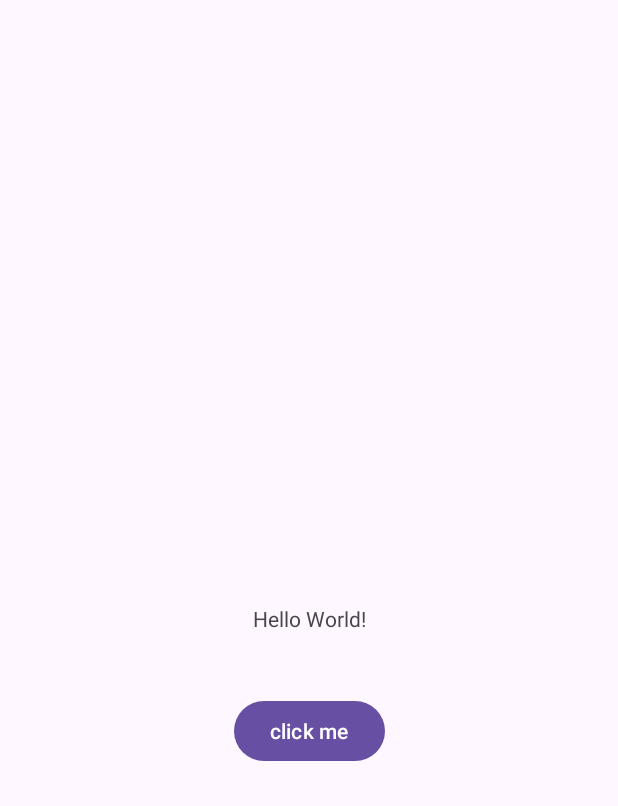
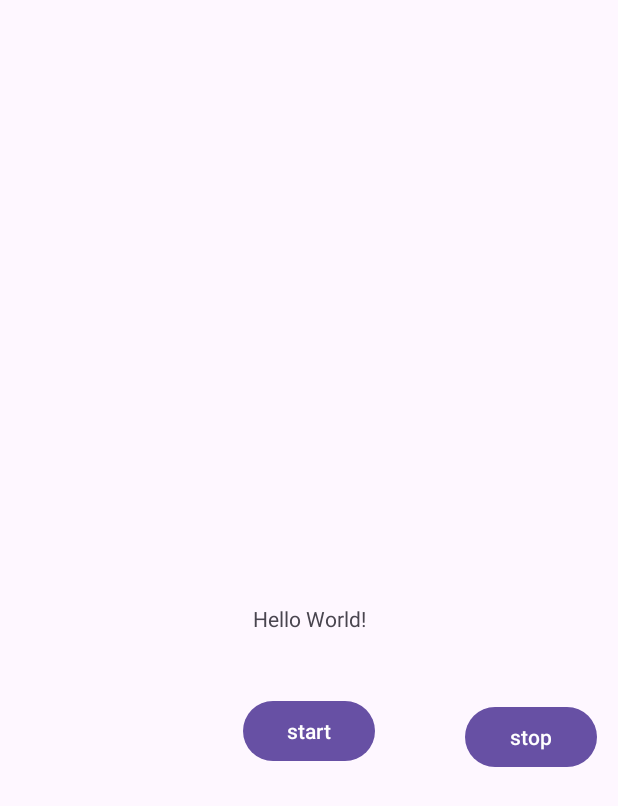
Before and after one commit to abdultanveer/Day3pay, an Android app: the screen it shows after launch (MainActivity), on a phone screen of 412 x 824 dp. Shown: the top 806 px of the screen. Run offline under Robolectric (Android 15) with nearby library versions, the phone set to English and light mode, and no system bars.

Commit message:
start/stop/pass data service

```diff
--- a/app/src/main/AndroidManifest.xml
+++ b/app/src/main/AndroidManifest.xml
@@ -12,6 +12,11 @@
         android:supportsRtl="true"
         android:theme="@style/Theme.Day3pay"
         tools:targetApi="31">
+        <service
+            android:name=".MyService"
+            android:enabled="true"
+            android:exported="true"></service>
+
         <activity
             android:name=".MainActivity"
             android:exported="true">
--- a/app/src/main/res/layout/activity_main.xml
+++ b/app/src/main/res/layout/activity_main.xml
@@ -19,13 +19,24 @@
 
     <Button
         android:id="@+id/button"
-        android:onClick="handleClick"
         android:layout_width="wrap_content"
         android:layout_height="wrap_content"
         android:layout_marginTop="41dp"
-        android:text="click me"
+        android:onClick="handleClick"
+        android:text="start"
         app:layout_constraintEnd_toEndOf="parent"
         app:layout_constraintStart_toStartOf="parent"
         app:layout_constraintTop_toBottomOf="@+id/tvMain" />
 
+    <Button
+        android:id="@+id/button2"
+        android:onClick="handleStop"
+        android:layout_width="wrap_content"
+        android:layout_height="wrap_content"
+        android:layout_marginTop="4dp"
+        android:layout_marginEnd="14dp"
+        android:text="stop"
+        app:layout_constraintEnd_toEndOf="parent"
+        app:layout_constraintTop_toTopOf="@+id/button" />
+
 </androidx.constraintlayout.widget.ConstraintLayout>
```
Also changed, not shown: app/src/main/java/com/example/day3pay/MainActivity.kt (+11 -0 lines), app/src/main/java/com/example/day3pay/MyService.kt (added, +33 -0 lines).
